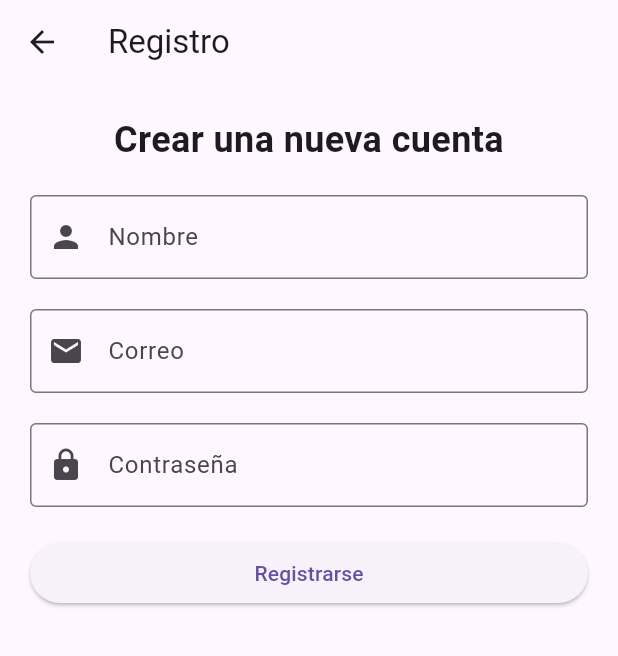
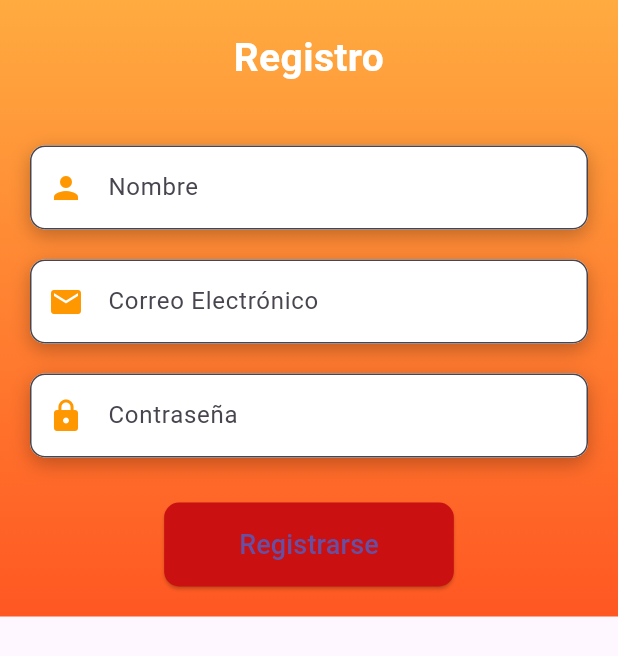
Before and after one commit to ALEJANDRO3410A/Proyecto-Flutter-I, a Flutter app: the screen it shows after launch, after a tap on "¿No tienes cuenta? Regístrate aquí", on a phone screen of 412 x 824 dp. Shown: the top 656 px of the screen. Run offline on Flutter 3.47's test engine with Material 3 defaults, Android fonts, the light colour scheme and no system bars; our stand-ins replace cloud_firestore, firebase_auth, firebase_core; accounts and stored records are empty.

Commit message:
proyecto personal

```diff
--- a/lib/login_screen.dart
+++ b/lib/login_screen.dart
@@ -1,4 +1,5 @@
 import 'package:flutter/material.dart';
+import 'package:firebase_auth/firebase_auth.dart'; // Importa FirebaseAuth
 import 'crud_mesas_screen.dart'; // Importa la pantalla CRUD
 import 'registro.dart'; // Importa la pantalla de registro
 
@@ -8,27 +9,36 @@ class LoginScreen extends StatefulWidget {
 }
 
 class _LoginScreenState extends State<LoginScreen> {
-  final TextEditingController _usernameController = TextEditingController();
+  final TextEditingController _emailController = TextEditingController();
   final TextEditingController _passwordController = TextEditingController();
   bool _rememberMe = false;
 
-  void _login() {
-    // Simular lógica de validación
-    final username = _usernameController.text.trim();
+  // Función para manejar el inicio de sesión
+  Future<void> _login() async {
+    final email = _emailController.text.trim();
     final password = _passwordController.text.trim();
 
-    if (username.isNotEmpty && password.isNotEmpty) {
-      // Redirigir al CRUD (Administrador)
+    if (email.isNotEmpty && password.isNotEmpty) {
+      try {
+        // Intenta iniciar sesión con Firebase Authentication
+        UserCredential userCredential = await FirebaseAuth.instance
+            .signInWithEmailAndPassword(email: email, password: password);
+
+        // Si el inicio de sesión es exitoso, redirige a la pantalla CRUD
         Navigator.pushReplacement(
           context,
           MaterialPageRoute(builder: (context) => CrudMesasScreen()),
         );
+      } on FirebaseAuthException catch (e) {
+        // Si ocurre un error de autenticación, muestra un mensaje
+        ScaffoldMessenger.of(context).showSnackBar(
+          SnackBar(content: Text("Error: ${e.message}")),
+        );
+      }
     } else {
-      // Mostrar un mensaje de error
+      // Si los campos están vacíos, muestra un mensaje de error
       ScaffoldMessenger.of(context).showSnackBar(
-        SnackBar(
-          content: Text("Por favor, ingresa tus credenciales"),
-        ),
+        SnackBar(content: Text("Por favor, ingresa tus credenciales")),
       );
     }
   }
@@ -36,7 +46,15 @@ class _LoginScreenState extends State<LoginScreen> {
   @override
   Widget build(BuildContext context) {
     return Scaffold(
-      body: Padding(
+      body: Container(
+        decoration: BoxDecoration(
+          gradient: LinearGradient(
+            colors: [Colors.orangeAccent, Colors.deepOrange],
+            begin: Alignment.topCenter,
+            end: Alignment.bottomCenter,
+          ),
+        ),
+        child: Padding(
           padding: const EdgeInsets.all(20.0),
           child: Center(
             child: SingleChildScrollView(
@@ -46,29 +64,63 @@ class _LoginScreenState extends State<LoginScreen> {
                   Text(
                     "Bienvenido al restaurante 'Pollito'",
                     style: TextStyle(
-                    fontSize: 24,
+                      fontSize: 26,
                       fontWeight: FontWeight.bold,
-                    color: Colors.brown,
+                      color: Colors.white,
                     ),
                     textAlign: TextAlign.center,
                   ),
-                SizedBox(height: 30),
-                TextField(
-                  controller: _usernameController,
+                  SizedBox(height: 40),
+                  Container(
+                    decoration: BoxDecoration(
+                      color: Colors.white,
+                      borderRadius: BorderRadius.circular(10),
+                      boxShadow: [
+                        BoxShadow(
+                          color: Colors.black26,
+                          blurRadius: 10,
+                          offset: Offset(0, 4),
+                        ),
+                      ],
+                    ),
+                    child: TextField(
+                      controller: _emailController,
                       decoration: InputDecoration(
-                    labelText: "Usuario",
-                    border: OutlineInputBorder(),
-                    prefixIcon: Icon(Icons.person),
+                        labelText: "Correo Electrónico",
+                        border: OutlineInputBorder(
+                          borderRadius: BorderRadius.circular(10),
+                        ),
+                        prefixIcon: Icon(Icons.email, color: Colors.orange),
+                        filled: true,
+                        fillColor: Colors.white,
+                      ),
                     ),
                   ),
                   SizedBox(height: 20),
-                TextField(
+                  Container(
+                    decoration: BoxDecoration(
+                      color: Colors.white,
+                      borderRadius: BorderRadius.circular(10),
+                      boxShadow: [
+                        BoxShadow(
+                          color: Colors.black26,
+                          blurRadius: 10,
+                          offset: Offset(0, 4),
+                        ),
+                      ],
+                    ),
+                    child: TextField(
                       controller: _passwordController,
                       obscureText: true,
                       decoration: InputDecoration(
                         labelText: "Contraseña",
-                    border: OutlineInputBorder(),
-                    prefixIcon: Icon(Icons.lock),
+                        border: OutlineInputBorder(
+                          borderRadius: BorderRadius.circular(10),
+                        ),
+                        prefixIcon: Icon(Icons.lock, color: Colors.orange),
+                        filled: true,
+                        fillColor: Colors.white,
+                      ),
                     ),
                   ),
                   SizedBox(height: 20),
@@ -82,15 +134,26 @@ class _LoginScreenState extends State<LoginScreen> {
                           });
                         },
                       ),
-                    Text("Recuérdame"),
+                      Text(
+                        "Recuérdame",
+                        style: TextStyle(color: Colors.white),
+                      ),
                     ],
                   ),
                   SizedBox(height: 20),
                   ElevatedButton(
                     onPressed: _login,
-                  child: Text("Iniciar Sesión"),
+                    child: Text(
+                      "Iniciar Sesión",
+                      style: TextStyle(fontSize: 18),
+                    ),
                     style: ElevatedButton.styleFrom(
+                     backgroundColor: const Color.fromARGB(255, 202, 16, 16),
+
                       padding: EdgeInsets.symmetric(horizontal: 50, vertical: 15),
+                      shape: RoundedRectangleBorder(
+                        borderRadius: BorderRadius.circular(10),
+                      ),
                     ),
                   ),
                   SizedBox(height: 20),
@@ -104,7 +167,7 @@ class _LoginScreenState extends State<LoginScreen> {
                     },
                     child: Text(
                       "¿No tienes cuenta? Regístrate aquí",
-                    style: TextStyle(color: Colors.blue),
+                      style: TextStyle(color: Colors.white, fontSize: 16),
                     ),
                   ),
                 ],
@@ -112,6 +175,7 @@ class _LoginScreenState extends State<LoginScreen> {
             ),
           ),
         ),
+      ),
     );
   }
 }
--- a/lib/registro.dart
+++ b/lib/registro.dart
@@ -11,141 +11,166 @@ class _RegistroScreenState extends State<RegistroScreen> {
   final TextEditingController _emailController = TextEditingController();
   final TextEditingController _passwordController = TextEditingController();
   final TextEditingController _nameController = TextEditingController();
-  final _formKey = GlobalKey<FormState>();
-  bool _isLoading = false;
-
-  static const String registroExitoso = "Registro exitoso";
 
   Future<void> _register() async {
-    if (_formKey.currentState!.validate()) {
-      setState(() {
-        _isLoading = true;
-      });
+    final email = _emailController.text.trim();
+    final password = _passwordController.text.trim();
+    final name = _nameController.text.trim();
 
+    if (email.isNotEmpty && password.isNotEmpty && name.isNotEmpty) {
       try {
-        // Crear usuario con Firebase Authentication
-        UserCredential userCredential = await FirebaseAuth.instance
-            .createUserWithEmailAndPassword(
-          email: _emailController.text.trim(),
-          password: _passwordController.text.trim(),
-        );
+        // Registrar el usuario
+        final userCredential = await FirebaseAuth.instance
+            .createUserWithEmailAndPassword(email: email, password: password);
 
-        // Guardar datos adicionales en Firestore
+        // Guardar datos en Firestore
         await FirebaseFirestore.instance
             .collection('usuarios')
-            .doc(userCredential.user!.uid)
+            .doc(userCredential.user?.uid)
             .set({
-          'nombre': _nameController.text.trim(),
-          'email': _emailController.text.trim(),
+          'nombre': name,
+          'email': email,
+          'contraseña': password, // Evita guardar contraseñas planas en proyectos reales
           'createdAt': Timestamp.now(),
         });
 
-        // Navegar al Login
-        Navigator.pushReplacementNamed(context, '/');
-        _mostrarMensaje(context, registroExitoso);
+        ScaffoldMessenger.of(context).showSnackBar(
+          SnackBar(content: Text("Registro exitoso. Inicia sesión.")),
+        );
+
+        // Redirigir a la pantalla de login
+        Navigator.pushReplacementNamed(context, '/login');
       } on FirebaseAuthException catch (e) {
-        _mostrarMensaje(context, e.message ?? "Ocurrió un error");
-      } catch (e) {
-        _mostrarMensaje(context, "Error al guardar datos en Firestore");
-      } finally {
-        setState(() {
-          _isLoading = false;
-        });
-      }
-    }
-  }
-
-  void _mostrarMensaje(BuildContext context, String mensaje) {
-    ScaffoldMessenger.of(context).clearSnackBars();
         ScaffoldMessenger.of(context).showSnackBar(
-      SnackBar(content: Text(mensaje)),
+          SnackBar(content: Text("Error: ${e.message}")),
         );
       }
-
-  @override
-  void dispose() {
-    _emailController.dispose();
-    _passwordController.dispose();
-    _nameController.dispose();
-    super.dispose();
+    } else {
+      ScaffoldMessenger.of(context).showSnackBar(
+        SnackBar(content: Text("Por favor, completa todos los campos.")),
+      );
+    }
   }
 
   @override
   Widget build(BuildContext context) {
     return Scaffold(
-      appBar: AppBar(
-        title: Text("Registro"),
+      body: Container(
+        decoration: BoxDecoration(
+          gradient: LinearGradient(
+            colors: [Colors.orangeAccent, Colors.deepOrange],
+            begin: Alignment.topCenter,
+            end: Alignment.bottomCenter,
           ),
-      body: Padding(
+        ),
+        child: Padding(
           padding: const EdgeInsets.all(20.0),
-        child: Form(
-          key: _formKey,
           child: SingleChildScrollView(
             child: Column(
-              crossAxisAlignment: CrossAxisAlignment.stretch,
+              mainAxisAlignment: MainAxisAlignment.center,
               children: [
                 Text(
-                  "Crear una nueva cuenta",
+                  "Registro",
                   style: TextStyle(
-                    fontSize: 24,
+                    fontSize: 26,
                     fontWeight: FontWeight.bold,
+                    color: Colors.white,
                   ),
                   textAlign: TextAlign.center,
                 ),
-                SizedBox(height: 20),
-                TextFormField(
+                SizedBox(height: 40),
+                Container(
+                  decoration: BoxDecoration(
+                    color: Colors.white,
+                    borderRadius: BorderRadius.circular(10),
+                    boxShadow: [
+                      BoxShadow(
+                        color: Colors.black26,
+                        blurRadius: 10,
+                        offset: Offset(0, 4),
+                      ),
+                    ],
+                  ),
+                  child: TextField(
                     controller: _nameController,
                     decoration: InputDecoration(
                       labelText: "Nombre",
-                    border: OutlineInputBorder(),
-                    prefixIcon: Icon(Icons.person),
+                      border: OutlineInputBorder(
+                        borderRadius: BorderRadius.circular(10),
                       ),
-                  validator: (value) {
-                    if (value == null || value.isEmpty) {
-                      return "El nombre es obligatorio";
-                    }
-                    return null;
-                  },
+                      prefixIcon: Icon(Icons.person, color: Colors.orange),
+                      filled: true,
+                      fillColor: Colors.white,
+                    ),
+                  ),
                 ),
                 SizedBox(height: 20),
-                TextFormField(
+                Container(
+                  decoration: BoxDecoration(
+                    color: Colors.white,
+                    borderRadius: BorderRadius.circular(10),
+                    boxShadow: [
+                      BoxShadow(
+                        color: Colors.black26,
+                        blurRadius: 10,
+                        offset: Offset(0, 4),
+                      ),
+                    ],
+                  ),
+                  child: TextField(
                     controller: _emailController,
                     decoration: InputDecoration(
-                    labelText: "Correo",
-                    border: OutlineInputBorder(),
-                    prefixIcon: Icon(Icons.email),
+                      labelText: "Correo Electrónico",
+                      border: OutlineInputBorder(
+                        borderRadius: BorderRadius.circular(10),
                       ),
-                  validator: (value) {
-                    if (value == null || value.isEmpty) {
-                      return "El correo es obligatorio";
-                    } else if (!RegExp(r"^[^@]+@[^@]+\.[^@]+").hasMatch(value)) {
-                      return "Ingresa un correo válido";
-                    }
-                    return null;
-                  },
+                      prefixIcon: Icon(Icons.email, color: Colors.orange),
+                      filled: true,
+                      fillColor: Colors.white,
+                    ),
+                  ),
                 ),
                 SizedBox(height: 20),
-                TextFormField(
+                Container(
+                  decoration: BoxDecoration(
+                    color: Colors.white,
+                    borderRadius: BorderRadius.circular(10),
+                    boxShadow: [
+                      BoxShadow(
+                        color: Colors.black26,
+                        blurRadius: 10,
+                        offset: Offset(0, 4),
+                      ),
+                    ],
+                  ),
+                  child: TextField(
                     controller: _passwordController,
                     obscureText: true,
                     decoration: InputDecoration(
                       labelText: "Contraseña",
-                    border: OutlineInputBorder(),
-                    prefixIcon: Icon(Icons.lock),
+                      border: OutlineInputBorder(
+                        borderRadius: BorderRadius.circular(10),
                       ),
-                  validator: (value) {
-                    if (value == null || value.length < 6) {
-                      return "La contraseña debe tener al menos 6 caracteres";
-                    }
-                    return null;
-                  },
+                      prefixIcon: Icon(Icons.lock, color: Colors.orange),
+                      filled: true,
+                      fillColor: Colors.white,
                     ),
-                SizedBox(height: 20),
-                _isLoading
-                    ? Center(child: CircularProgressIndicator())
-                    : ElevatedButton(
+                  ),
+                ),
+                SizedBox(height: 30),
+                ElevatedButton(
                   onPressed: _register,
-                        child: Text("Registrarse"),
+                  child: Text(
+                    "Registrarse",
+                    style: TextStyle(fontSize: 18),
+                  ),
+                  style: ElevatedButton.styleFrom(
+                    backgroundColor: const Color.fromARGB(255, 202, 16, 16),
+                    padding: EdgeInsets.symmetric(horizontal: 50, vertical: 15),
+                    shape: RoundedRectangleBorder(
+                      borderRadius: BorderRadius.circular(10),
+                    ),
+                  ),
                 ),
               ],
             ),
--- a/pubspec.yaml
+++ b/pubspec.yaml
@@ -11,9 +11,9 @@ dependencies:
   flutter:
     sdk: flutter
   firebase_core: ^2.15.0
-  firebase_auth: ^5.7.0
+  firebase_storage: ^11.6.5
+  firebase_auth: ^4.7.0
   cloud_firestore: ^4.0.0
-  firebase_storage: ^10.0.0
 
   # Otras dependencias adicionales que utilices
   cupertino_icons: ^1.0.2
```
Also changed, not shown: pubspec.lock, 3 other files. Lines whose indentation alone changed are shown as unchanged.
